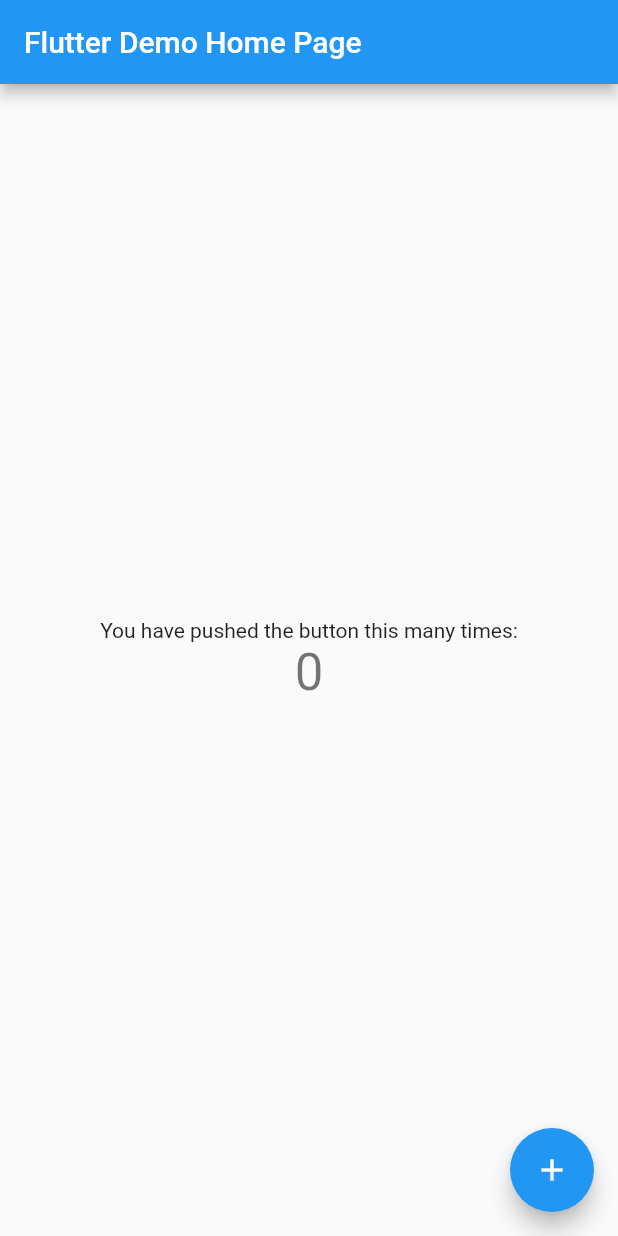
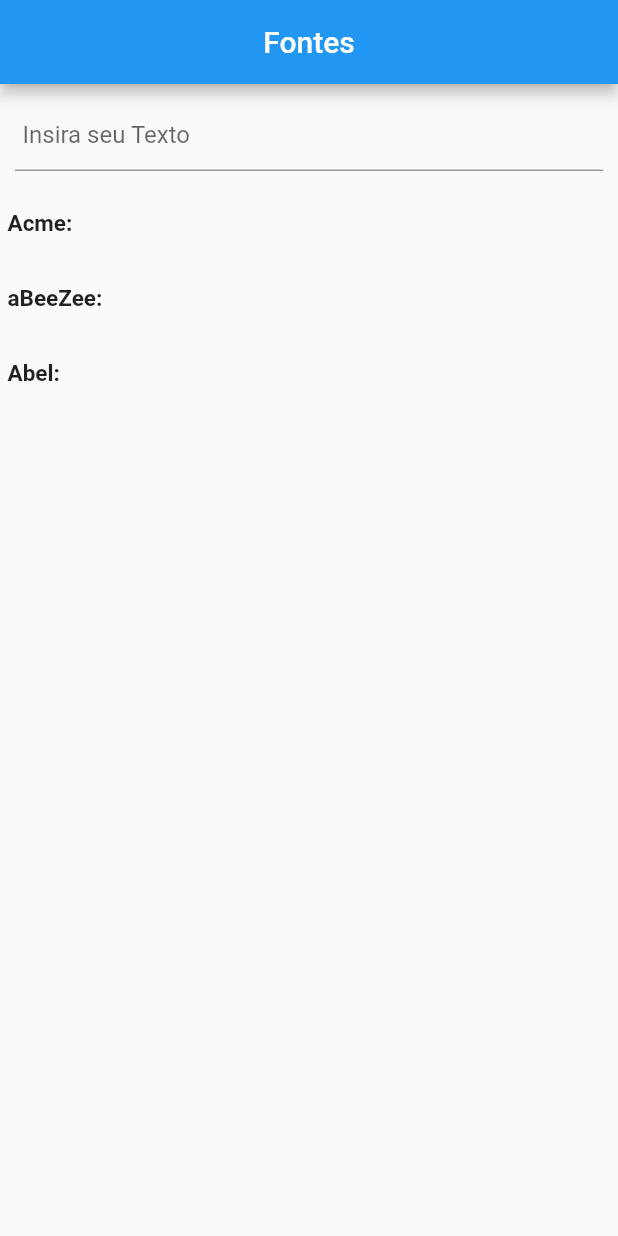
Before and after one commit to pauloph02/fontes, a Flutter app: the screen it shows after launch, on a phone screen of 412 x 824 dp. Run offline on Flutter 3.47's test engine with Material 2 defaults, Android fonts, the phone set to English and light mode, and no system bars; our stand-ins replace google_fonts.

Commit message:
Começo de desenv

```diff
--- /dev/null
+++ b/lib/formpage.dart
@@ -0,0 +1,109 @@
+import 'package:flutter/material.dart';
+import 'package:google_fonts/google_fonts.dart';
+
+class FormPageFonts extends StatefulWidget {
+  const FormPageFonts({super.key});
+
+  @override
+  State<FormPageFonts> createState() => _FormPageFontsState();
+}
+
+class _FormPageFontsState extends State<FormPageFonts> {
+
+  TextEditingController textoController = TextEditingController();
+  String texto = '';
+  @override
+  Widget build(BuildContext context) {
+    return Scaffold(
+      appBar: AppBar(
+        actions: const [],
+        title: const Text('Fontes'),
+        centerTitle: true,
+        ),
+      body: Column(
+        children: [
+          Container(
+            padding: const EdgeInsets.all(10),
+            child: Form(
+
+              child: TextFormField(
+                controller: textoController,
+                onChanged: (value){
+                  texto = value;
+                  setState(() {
+
+                  });
+
+                },
+                decoration: const InputDecoration(
+                  contentPadding: EdgeInsets.all(5),
+                  hintText: 'Insira seu Texto'
+                ),
+              )
+              ),
+          ),
+          Column(
+
+            children: [
+              Row(
+                mainAxisAlignment: MainAxisAlignment.start,
+                children: [
+                  Container(
+                    padding: EdgeInsets.all(5),
+                    width: 75,
+                    child: Text("Acme: ", style: TextStyle(
+                      fontSize: 15, fontWeight: FontWeight.bold,
+                    ),),
+                  ),
+                  Container(
+                    padding: EdgeInsets.all(15),
+                    width: 250,
+                    height: 50,
+                    child: Center(child: Text(texto, style:  GoogleFonts.acme(fontSize: 20)),)
+                    ),
+                ],
+              ),
+                Row(
+                  mainAxisAlignment: MainAxisAlignment.start,
+                children: [
+                  Container(
+                    padding: EdgeInsets.all(5),
+                    width: 75,
+                    child: Text("aBeeZee: ", style: TextStyle(
+                      fontSize: 15, fontWeight: FontWeight.bold,
+                    ),),
+                  ),
+                  Container(
+                    padding: EdgeInsets.all(15),
+                    width: 250,
+                    height: 50,
+                    child: Center(child: Text(texto, style:  GoogleFonts.aBeeZee(fontSize: 20)),)
+                    ),
+                ],
+              ),
+                Row(
+                  mainAxisAlignment: MainAxisAlignment.start,
+                children: [
+                  Container(
+                    padding: EdgeInsets.all(5),
+                    width: 75,
+                    child: Text("Abel: ", style: TextStyle(
+                      fontSize: 15, fontWeight: FontWeight.bold,
+                    ),),
+                  ),
+                  Container(
+                    padding: EdgeInsets.all(15),
+                    width: 250  ,
+                    height: 50,
+                    child: Center(child: Text(texto, style:  GoogleFonts.abel(fontSize: 20)),)
+                    ),
+                ],
+              ),
+            ],
+          )
+        ],
+      ),
+
+    );
+  }
+}
--- a/lib/main.dart
+++ b/lib/main.dart
@@ -1,4 +1,6 @@
 import 'package:flutter/material.dart';
+
+import 'formpage.dart';
 
 void main() {
   runApp(const MyApp());
@@ -10,107 +12,9 @@
   // This widget is the root of your application.
   @override
   Widget build(BuildContext context) {
-    var corntihians;
-    return MaterialApp(
-      title: 'Flutter Demo',
-      theme: ThemeData(
-        // This is the theme of your application.
-        //
-        // Try running your application with "flutter run". You'll see the
-        // application has a blue toolbar. Then, without quitting the app, try
-        // changing the primarySwatch below to Colors.green and then invoke
-        // "hot reload" (press "r" in the console where you ran "flutter run",
-        // or simply save your changes to "hot reload" in a Flutter IDE).
-        // Notice that the counter didn't reset back to zero; the application
-        // is not restarted.
-        primarySwatch: Colors.blue,
-      ),
-      home: const MyHomePage(title: 'Flutter Demo Home Page'),
+    return const MaterialApp(
+      title: 'Fontes',
+      home: FormPageFonts(),
     );
   }
 }
-
-class MyHomePage extends StatefulWidget {
-  const MyHomePage({super.key, required this.title});
-
-  // This widget is the home page of your application. It is stateful, meaning
-  // that it has a State object (defined below) that contains fields that affect
-  // how it looks.
-
-  // This class is the configuration for the state. It holds the values (in this
-  // case the title) provided by the parent (in this case the App widget) and
-  // used by the build method of the State. Fields in a Widget subclass are
-  // always marked "final".
-
-  final String title;
-
-  @override
-  State<MyHomePage> createState() => _MyHomePageState();
-}
-
-class _MyHomePageState extends State<MyHomePage> {
-  int _counter = 0;
-
-  void _incrementCounter() {
-    setState(() {
-      // This call to setState tells the Flutter framework that something has
-      // changed in this State, which causes it to rerun the build method below
-      // so that the display can reflect the updated values. If we changed
-      // _counter without calling setState(), then the build method would not be
-      // called again, and so nothing would appear to happen.
-      _counter++;
-    });
-  }
-
-  @override
-  Widget build(BuildContext context) {
-    // This method is rerun every time setState is called, for instance as done
-    // by the _incrementCounter method above.
-    //
-    // The Flutter framework has been optimized to make rerunning build methods
-    // fast, so that you can just rebuild anything that needs updating rather
-    // than having to individually change instances of widgets.
-    return Scaffold(
-      appBar: AppBar(
-        // Here we take the value from the MyHomePage object that was created by
-        // the App.build method, and use it to set our appbar title.
-        title: Text(widget.title),
-      ),
-      body: Center(
-        // Center is a layout widget. It takes a single child and positions it
-        // in the middle of the parent.
-        child: Column(
-          // Column is also a layout widget. It takes a list of children and
-          // arranges them vertically. By default, it sizes itself to fit its
-          // children horizontally, and tries to be as tall as its parent.
-          //
-          // Invoke "debug painting" (press "p" in the console, choose the
-          // "Toggle Debug Paint" action from the Flutter Inspector in Android
-          // Studio, or the "Toggle Debug Paint" command in Visual Studio Code)
-          // to see the wireframe for each widget.
-          //
-          // Column has various properties to control how it sizes itself and
-          // how it positions its children. Here we use mainAxisAlignment to
-          // center the children vertically; the main axis here is the vertical
-          // axis because Columns are vertical (the cross axis would be
-          // horizontal).
-          mainAxisAlignment: MainAxisAlignment.center,
-          children: <Widget>[
-            const Text(
-              'You have pushed the button this many times:',
-            ),
-            Text(
-              '$_counter',
-              style: Theme.of(context).textTheme.headline4,
-            ),
-          ],
-        ),
-      ),
-      floatingActionButton: FloatingActionButton(
-        onPressed: _incrementCounter,
-        tooltip: 'Increment',
-        child: const Icon(Icons.add),
-      ), // This trailing comma makes auto-formatting nicer for build methods.
-    );
-  }
-}
--- a/pubspec.yaml
+++ b/pubspec.yaml
@@ -31,6 +31,7 @@
 dependencies:
   flutter:
     sdk: flutter
+  google_fonts: ^4.0.3
 
 
   # The following adds the Cupertino Icons font to your application.
```
Also changed, not shown: pubspec.lock, 1 other file.
